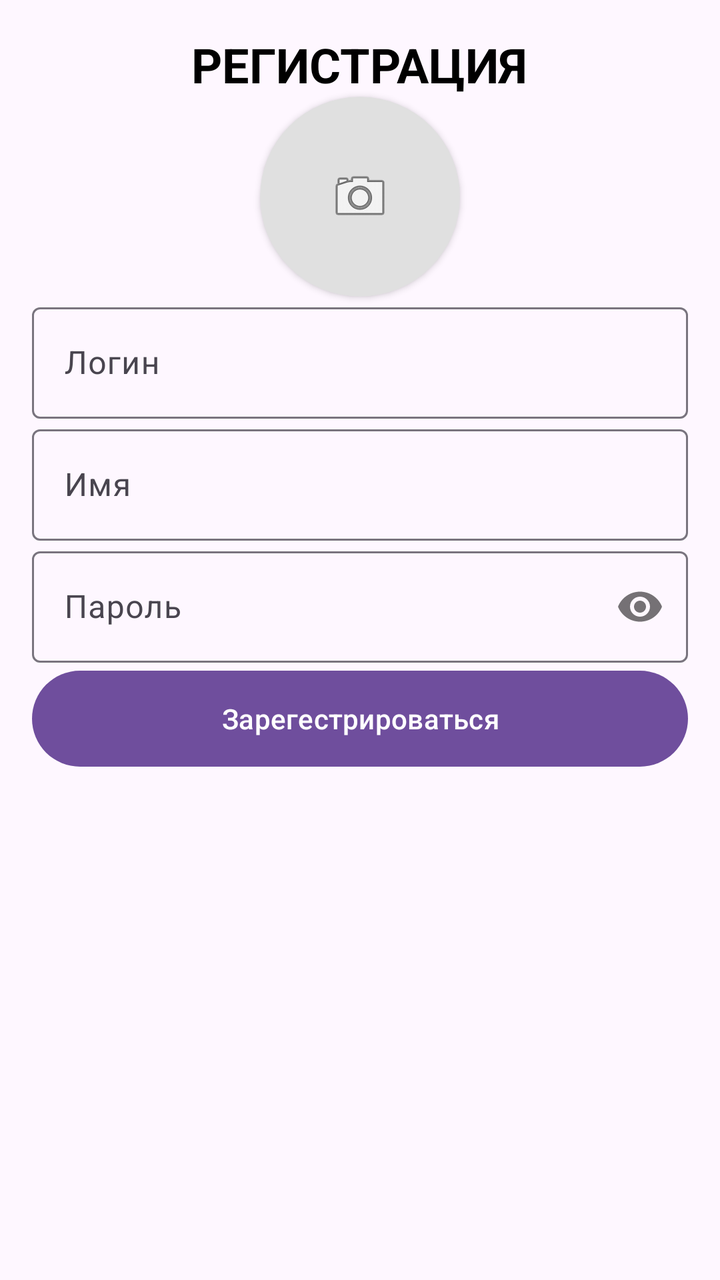
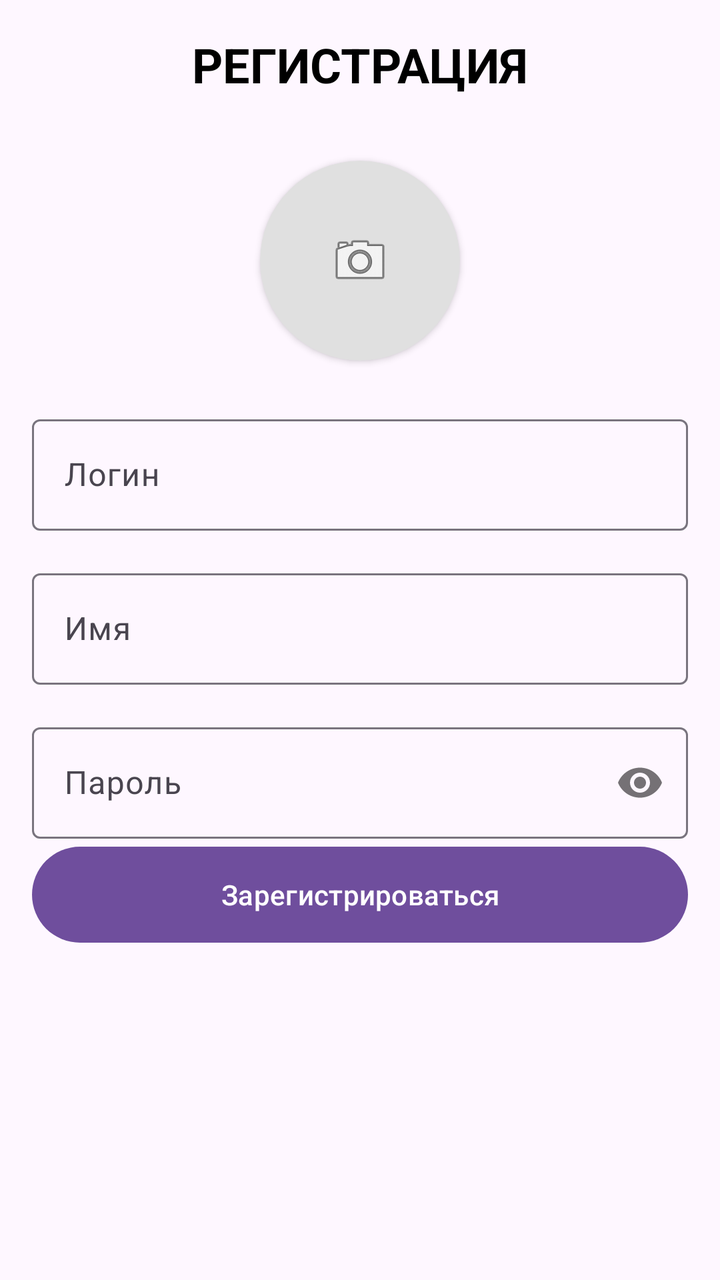

Before-and-after screenshots of an Android layout around one commit, followed by the original layout XML and the change that was made.
<!-- AndroidManifest.xml: application theme Theme.Material3.DayNight.NoActionBar -->
<!-- res/layout/fragment_registration.xml -->
<?xml version="1.0" encoding="utf-8"?>
<androidx.constraintlayout.widget.ConstraintLayout xmlns:android="http://schemas.android.com/apk/res/android"
    xmlns:app="http://schemas.android.com/apk/res-auto"
    xmlns:tools="http://schemas.android.com/tools"
    android:layout_width="match_parent"
    android:layout_height="match_parent"
    android:padding="16dp">

    
    <LinearLayout
        android:id="@+id/headerLayout"
        android:layout_width="match_parent"
        android:layout_height="wrap_content"
        android:layout_marginBottom="32dp"
        android:gravity="center_horizontal"
        android:orientation="horizontal"
        app:layout_constraintEnd_toEndOf="parent"
        app:layout_constraintStart_toStartOf="parent"
        app:layout_constraintTop_toTopOf="parent">
        >

        <TextView
            android:layout_width="wrap_content"
            android:layout_height="wrap_content"
            android:text="РЕГИСТРАЦИЯ"
            android:textColor="#000000"
            android:textSize="24sp"
            android:textStyle="bold" />
    </LinearLayout>

    
    
    <androidx.cardview.widget.CardView
        android:id="@+id/avatarCard"
        android:layout_width="100dp"
        android:layout_height="100dp"
        android:layout_marginBottom="32dp"
        app:cardBackgroundColor="#E0E0E0"
        app:cardCornerRadius="50dp"
        app:layout_constraintEnd_toEndOf="parent"
        app:layout_constraintStart_toStartOf="parent"
        app:layout_constraintTop_toBottomOf="@id/headerLayout">

        <ImageView
            android:layout_width="wrap_content"
            android:layout_height="wrap_content"
            android:layout_gravity="center"
            android:contentDescription="Avatar"
            android:src="@android:drawable/ic_menu_camera" />
    </androidx.cardview.widget.CardView>

    
    <com.google.android.material.textfield.TextInputLayout
        android:id="@+id/loginLayout"
        style="@style/Widget.Material3.TextInputLayout.OutlinedBox"
        android:layout_width="match_parent"
        android:layout_height="wrap_content"
        android:layout_marginBottom="16dp"
        android:hint="Логин"
        app:layout_constraintTop_toBottomOf="@id/avatarCard">

        <com.google.android.material.textfield.TextInputEditText
            android:id="@+id/loginEditText"
            android:layout_width="match_parent"
            android:layout_height="wrap_content" />
    </com.google.android.material.textfield.TextInputLayout>

    
    <com.google.android.material.textfield.TextInputLayout
        android:id="@+id/nameLayout"
        style="@style/Widget.Material3.TextInputLayout.OutlinedBox"
        android:layout_width="match_parent"
        android:layout_height="wrap_content"
        android:layout_marginBottom="16dp"
        android:hint="Имя"
        app:layout_constraintTop_toBottomOf="@id/loginLayout">

        <com.google.android.material.textfield.TextInputEditText
            android:id="@+id/nameEditText"
            android:layout_width="match_parent"
            android:layout_height="wrap_content" />
    </com.google.android.material.textfield.TextInputLayout>

    
    <com.google.android.material.textfield.TextInputLayout
        android:id="@+id/passwordLayout"
        style="@style/Widget.Material3.TextInputLayout.OutlinedBox"
        android:layout_width="match_parent"
        android:layout_height="wrap_content"
        android:layout_marginBottom="24dp"
        android:hint="Пароль"
        app:layout_constraintTop_toBottomOf="@id/nameLayout"
        app:passwordToggleEnabled="true">

        <com.google.android.material.textfield.TextInputEditText
            android:id="@+id/passwordEditText"
            android:layout_width="match_parent"
            android:layout_height="wrap_content"
            android:inputType="textPassword" />
    </com.google.android.material.textfield.TextInputLayout>

    
    <com.google.android.material.button.MaterialButton
        android:id="@+id/loginButton"
        android:layout_width="match_parent"
        android:layout_height="56dp"
        android:text="Зарегестрироваться"
        android:textColor="@android:color/white"
        app:backgroundTint="#6F4E9D"
        app:layout_constraintEnd_toEndOf="parent"
        app:layout_constraintStart_toStartOf="parent"
        app:layout_constraintTop_toBottomOf="@id/passwordLayout" />

</androidx.constraintlayout.widget.ConstraintLayout>
<!-- resources referenced by this layout -->
<resources>

</resources>

<!-- the commit's change to res/layout/fragment_registration.xml (unified diff, before → after) -->
@@ -1,5 +1,6 @@
 <?xml version="1.0" encoding="utf-8"?>
-<androidx.constraintlayout.widget.ConstraintLayout xmlns:android="http://schemas.android.com/apk/res/android"
+<androidx.constraintlayout.widget.ConstraintLayout
+    xmlns:android="http://schemas.android.com/apk/res/android"
     xmlns:app="http://schemas.android.com/apk/res-auto"
     xmlns:tools="http://schemas.android.com/tools"
     android:layout_width="match_parent"
@@ -7,39 +8,29 @@
     android:padding="16dp">
 
     
-    <LinearLayout
-        android:id="@+id/headerLayout"
-        android:layout_width="match_parent"
+    <TextView
+        android:id="@+id/titleText"
+        android:layout_width="wrap_content"
         android:layout_height="wrap_content"
-        android:layout_marginBottom="32dp"
-        android:gravity="center_horizontal"
-        android:orientation="horizontal"
-        app:layout_constraintEnd_toEndOf="parent"
+        android:text="РЕГИСТРАЦИЯ"
+        android:textColor="#000000"
+        android:textSize="24sp"
+        android:textStyle="bold"
+        app:layout_constraintTop_toTopOf="parent"
         app:layout_constraintStart_toStartOf="parent"
-        app:layout_constraintTop_toTopOf="parent">
-        >
+        app:layout_constraintEnd_toEndOf="parent"/>
 
-        <TextView
-            android:layout_width="wrap_content"
-            android:layout_height="wrap_content"
-            android:text="РЕГИСТРАЦИЯ"
-            android:textColor="#000000"
-            android:textSize="24sp"
-            android:textStyle="bold" />
-    </LinearLayout>
-
-    
     
     <androidx.cardview.widget.CardView
         android:id="@+id/avatarCard"
         android:layout_width="100dp"
         android:layout_height="100dp"
-        android:layout_marginBottom="32dp"
+        android:layout_marginTop="32dp"
         app:cardBackgroundColor="#E0E0E0"
         app:cardCornerRadius="50dp"
-        app:layout_constraintEnd_toEndOf="parent"
+        app:layout_constraintTop_toBottomOf="@id/titleText"
         app:layout_constraintStart_toStartOf="parent"
-        app:layout_constraintTop_toBottomOf="@id/headerLayout">
+        app:layout_constraintEnd_toEndOf="parent">
 
         <ImageView
             android:layout_width="wrap_content"
@@ -55,7 +46,7 @@
         style="@style/Widget.Material3.TextInputLayout.OutlinedBox"
         android:layout_width="match_parent"
         android:layout_height="wrap_content"
-        android:layout_marginBottom="16dp"
+        android:layout_marginTop="24dp"
         android:hint="Логин"
         app:layout_constraintTop_toBottomOf="@id/avatarCard">
 
@@ -71,7 +62,7 @@
         style="@style/Widget.Material3.TextInputLayout.OutlinedBox"
         android:layout_width="match_parent"
         android:layout_height="wrap_content"
-        android:layout_marginBottom="16dp"
+        android:layout_marginTop="16dp"
         android:hint="Имя"
         app:layout_constraintTop_toBottomOf="@id/loginLayout">
 
@@ -87,7 +78,7 @@
         style="@style/Widget.Material3.TextInputLayout.OutlinedBox"
         android:layout_width="match_parent"
         android:layout_height="wrap_content"
-        android:layout_marginBottom="24dp"
+        android:layout_marginTop="16dp"
         android:hint="Пароль"
         app:layout_constraintTop_toBottomOf="@id/nameLayout"
         app:passwordToggleEnabled="true">
@@ -104,11 +95,22 @@
         android:id="@+id/loginButton"
         android:layout_width="match_parent"
         android:layout_height="56dp"
-        android:text="Зарегестрироваться"
+        android:text="Зарегистрироваться"
         android:textColor="@android:color/white"
         app:backgroundTint="#6F4E9D"
-        app:layout_constraintEnd_toEndOf="parent"
+        app:layout_constraintTop_toBottomOf="@id/passwordLayout"
         app:layout_constraintStart_toStartOf="parent"
-        app:layout_constraintTop_toBottomOf="@id/passwordLayout" />
+        app:layout_constraintEnd_toEndOf="parent"/>
+
+    
+    <ProgressBar
+        android:id="@+id/progressBar"
+        android:layout_width="wrap_content"
+        android:layout_height="wrap_content"
+        android:visibility="gone"
+        android:layout_marginTop="16dp"
+        app:layout_constraintTop_toBottomOf="@id/loginButton"
+        app:layout_constraintStart_toStartOf="parent"
+        app:layout_constraintEnd_toEndOf="parent"/>
 
 </androidx.constraintlayout.widget.ConstraintLayout>
